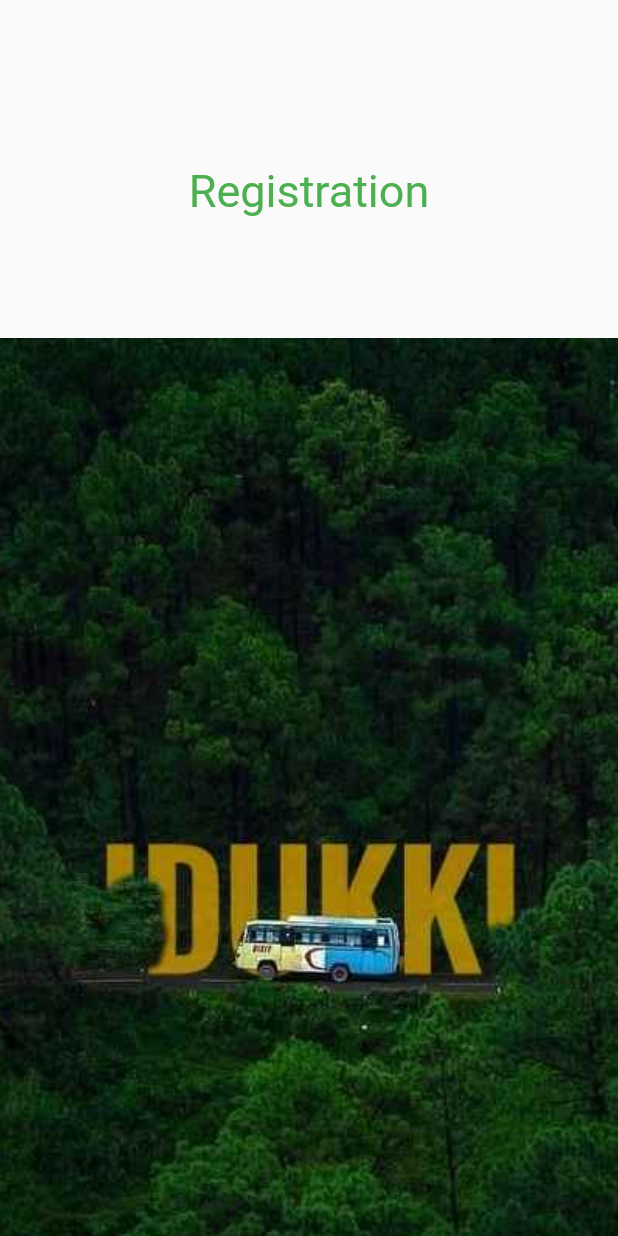
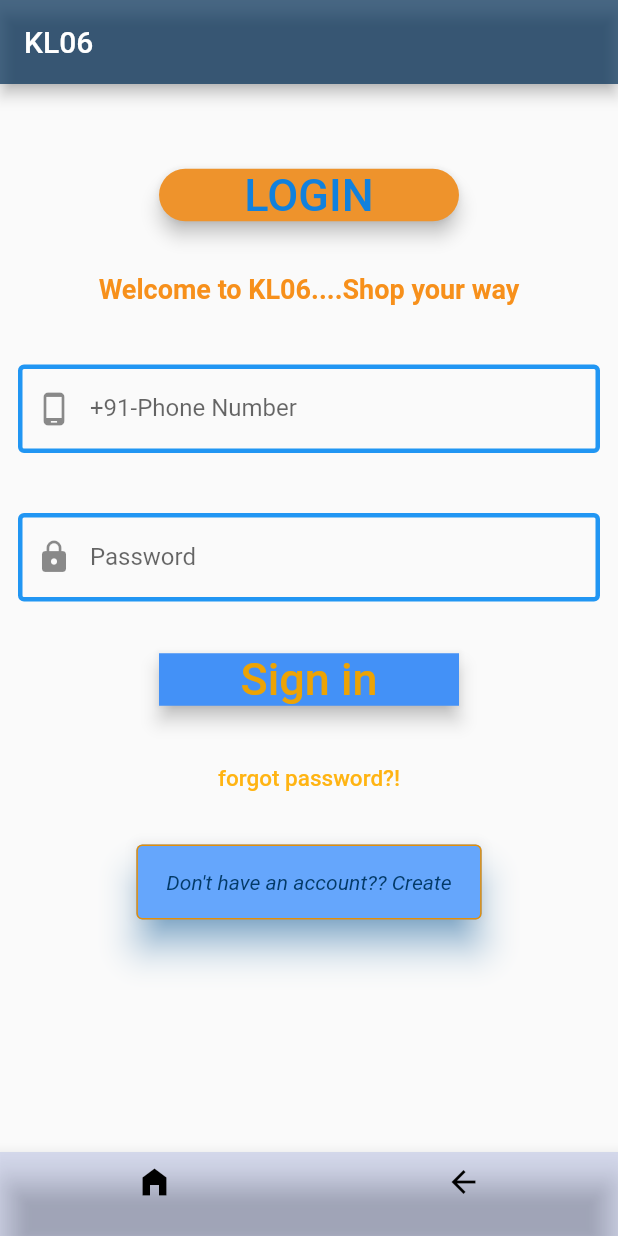
Before and after one commit to Jobins-Joseph/kl06pro, a Flutter app: the screen it shows after launch, on a phone screen of 412 x 824 dp. Run offline on Flutter 3.47's test engine with Material 2 defaults, Android fonts, the phone set to English and light mode, and no system bars; Roboto replaces fonts that are missing (PTSerif).

Commit message:
login page

```diff
--- a/lib/UI/homepage.dart
+++ b/lib/UI/homepage.dart
@@ -1,6 +1,6 @@
 import 'package:flutter/material.dart';
-import 'package:flutter/src/foundation/key.dart';
-import 'package:flutter/src/widgets/framework.dart';
+// import 'package:flutter/src/foundation/key.dart';
+// import 'package:flutter/src/widgets/framework.dart';
 
 class HomePage extends StatefulWidget {
   const HomePage({Key? key}) : super(key: key);
@@ -12,7 +12,7 @@
 class _HomePageState extends State<HomePage> {
   @override
   Widget build(BuildContext context) {
-    return Scaffold(
+    return const Scaffold(
 
 
       backgroundColor: Colors.green,
--- /dev/null
+++ b/lib/UI/loginpage.dart
@@ -0,0 +1,162 @@
+import 'package:flutter/material.dart';
+// import 'package:flutter/src/foundation/key.dart';
+// import 'package:flutter/src/widgets/framework.dart';
+
+class Loginuser extends StatefulWidget {
+  const Loginuser({Key? key}) : super(key: key);
+
+  @override
+  State<Loginuser> createState() => _LoginuserState();
+}
+
+class _LoginuserState extends State<Loginuser> {
+  @override
+  Widget build(BuildContext context) {
+    return Scaffold(
+      appBar: AppBar(
+        title: const Text("KL06"),
+        backgroundColor: const Color.fromARGB(186, 8, 51, 90),
+      ),
+      body: SingleChildScrollView(
+        // ignore: sized_box_for_whitespace
+        child: Container(
+          height: MediaQuery.of(context).size.height,
+          width: MediaQuery.of(context).size.width,
+          child: Padding(
+            padding: const EdgeInsets.all(12.0),
+            child: Column(children: [
+              const SizedBox(
+                height: 30,
+              ),
+              Padding(
+                padding: const EdgeInsets.all(8.0),
+                child: MaterialButton(
+                    onPressed: () {},
+                    shape: const RoundedRectangleBorder(
+                        borderRadius: BorderRadius.all(Radius.circular(20.0))),
+                    elevation: 5.0,
+                    minWidth: 200.0,
+                    height: 35,
+                    color: const Color.fromARGB(255, 238, 147, 44),
+                    child: const Text(
+                      "LOGIN",
+                      style: TextStyle(
+                          fontFamily: 'PTSerif',
+                          fontSize: 30,
+                          color: Color.fromARGB(255, 17, 129, 221)),
+                      textAlign: TextAlign.center,
+                    )),
+              ),
+              const SizedBox(
+                height: 20,
+              ),
+              const Text.rich(
+                TextSpan(children: [
+                  TextSpan(
+                      text: "Welcome to KL06....Shop your way",
+                      style: TextStyle(
+                          color: Color.fromARGB(255, 247, 144, 27),
+                          fontSize: 18,
+                          fontWeight: FontWeight.bold))
+                ]),
+                style: TextStyle(fontSize: 20, fontWeight: FontWeight.w400),
+              ),
+              const SizedBox(
+                height: 40,
+              ),
+              const TextField(
+                decoration: InputDecoration(
+                    prefixIcon: Icon(Icons.phone_android_outlined),
+                    enabledBorder: OutlineInputBorder(
+                        borderSide: BorderSide(width: 3, color: Colors.blue)),
+                    label: Text("+91-Phone Number")),
+              ),
+              const SizedBox(
+                height: 40,
+              ),
+              const TextField(
+                decoration: InputDecoration(
+                  prefixIcon: Icon(Icons.lock),
+                  enabledBorder: OutlineInputBorder(
+                      borderSide: BorderSide(width: 3, color: Colors.blue)),
+                  label: Text("Password"),
+                ),
+                obscureText: true,
+                autofocus: false,
+              ),
+              const SizedBox(
+                height: 20,
+              ),
+              Padding(
+                padding: const EdgeInsets.all(8.0),
+                child: MaterialButton(
+                    onPressed: () {},
+                    shape: const RoundedRectangleBorder(
+                        borderRadius: BorderRadius.all(Radius.zero)),
+                    elevation: 5.0,
+                    minWidth: 200.0,
+                    height: 35,
+                    color: const Color.fromARGB(255, 67, 145, 247),
+                    child: const Text(
+                      "Sign in",
+                      style: TextStyle(
+                          fontFamily: 'PTSerif',
+                          fontSize: 30,
+                          color: Color.fromARGB(255, 236, 163, 5)),
+                      textAlign: TextAlign.center,
+                    )),
+              ),
+              const SizedBox(
+                height: 10,
+              ),
+              MaterialButton(
+                  onPressed: () {},
+                  child: const Text(
+                    "forgot password?!",
+                    style: TextStyle(
+                        fontSize: 15, color: Color.fromARGB(255, 255, 180, 19)),
+                  )),
+              const SizedBox(
+                height: 20,
+              ),
+              TextButton(
+                onPressed: () {},
+                // ignore: sort_child_properties_last
+                child: const Text("Don't have an account?? Create"),
+                style: TextButton.styleFrom(
+                    primary: const Color.fromARGB(255, 3, 58, 104),
+                    backgroundColor: const Color.fromARGB(255, 101, 166, 252),
+                    side: const BorderSide(
+                        color: Color.fromARGB(255, 228, 143, 7), width: 1),
+                    elevation: 10,
+                    minimumSize: const Size(90, 50),
+                    shadowColor: Colors.blue,
+                    padding: const EdgeInsets.symmetric(
+                        vertical: 10, horizontal: 20),
+                    textStyle: const TextStyle(
+                        fontSize: 14, fontStyle: FontStyle.italic)),
+              ),
+            ]),
+          ),
+        ),
+      ),
+      bottomNavigationBar: BottomNavigationBar(
+        backgroundColor: const Color.fromARGB(31, 5, 40, 194),
+        // ignore: prefer_const_literals_to_create_immutables
+        items: [
+          const BottomNavigationBarItem(
+            icon: Icon(
+              Icons.home_filled,
+              color: Colors.black,
+            ),
+            label: '',
+          ),
+          const BottomNavigationBarItem(
+            icon: Icon(Icons.arrow_back,color: Colors.black,),
+            label: '',
+          )
+        ],
+      ),
+    );
+  }
+}
--- a/lib/UI/selreg.dart
+++ b/lib/UI/selreg.dart
@@ -1,5 +1,6 @@
 import 'package:flutter/material.dart';
 
+// ignore: camel_case_types
 class selre extends StatefulWidget {
   const selre({Key? key}) : super(key: key);
 
@@ -7,26 +8,25 @@
   State<selre> createState() => _selreState();
 }
 
+// ignore: camel_case_types
 class _selreState extends State<selre> {
   @override
   Widget build(BuildContext context) {
     return Scaffold(
       body:  SingleChildScrollView(
-        physics: NeverScrollableScrollPhysics(),
+        physics: const NeverScrollableScrollPhysics(),
         child: Column(
             children: [
-              SizedBox(height: 100,),
-              Padding(
-                padding: const EdgeInsets.all(10.0),
+              const SizedBox(height: 100,),
+              const Padding(
+                padding: EdgeInsets.all(10.0),
                 child: Center(child: Text("Registration",style: TextStyle(color: Colors.green,fontSize: 30),)),
               ),
-              SizedBox(height: 70,),
+              const SizedBox(height: 70,),
+              // ignore: sized_box_for_whitespace
               Container(
-
-                child: Container(
-                    height: MediaQuery.of(context).size.height,
-                    child: Image.asset('assets/idukki.jpg',fit: BoxFit.fitHeight,)
-                ),
+                  height: MediaQuery.of(context).size.height,
+                  child: Image.asset('assets/idukki.jpg',fit: BoxFit.fitHeight,)
               )
             ],
           ),
--- a/lib/main.dart
+++ b/lib/main.dart
@@ -1,5 +1,6 @@
 import 'package:flutter/material.dart';
-import 'package:kl06/UI/selreg.dart';
+import 'package:kl06/UI/loginpage.dart';
+// import 'package:kl06/UI/selreg.dart';
 
 void main() {
   runApp(const MyApp());
@@ -17,7 +18,7 @@
 
         primarySwatch: Colors.blue,
       ),
-      home: const selre(),
+      home: const Loginuser(),
     );
   }
 }
```
Also changed, not shown: pubspec.yaml (+7 -12 lines), fonts/PTSerif-BoldItalic.ttf (added), pubspec.lock, 8 other files.
